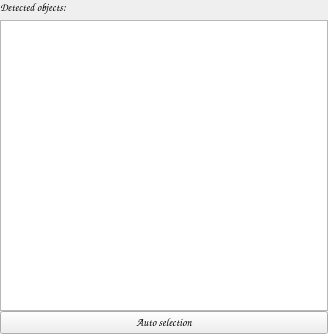
First picture: the form in ui/object_list.ui, repository dvzadara/caminator, before the edit.
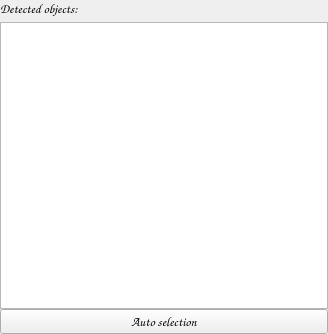
Second picture: the form after the edit.

Commit message: change combobox to checkbox

What changed in the file:
```diff
--- a/ui/object_list.ui
+++ b/ui/object_list.ui
@@ -40,7 +40,7 @@
      <property name="font">
       <font>
        <family>Comic Sans MS</family>
-       <pointsize>8</pointsize>
+       <pointsize>10</pointsize>
        <weight>75</weight>
        <bold>true</bold>
       </font>
@@ -71,7 +71,7 @@
      <property name="font">
       <font>
        <family>Comic Sans MS</family>
-       <pointsize>8</pointsize>
+       <pointsize>10</pointsize>
        <weight>75</weight>
        <bold>true</bold>
       </font>
@@ -83,7 +83,7 @@
      <property name="font">
       <font>
        <family>Comic Sans MS</family>
-       <pointsize>8</pointsize>
+       <pointsize>10</pointsize>
        <weight>75</weight>
        <bold>true</bold>
       </font>
```
The commit also changes 3 other files.
